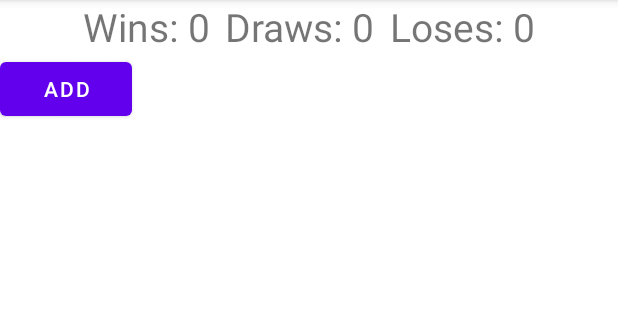
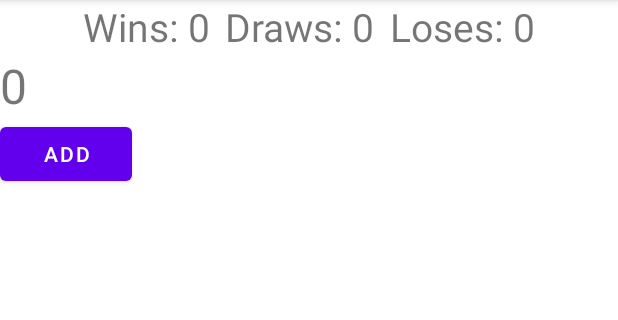
Before and after one commit to almagamdias/Project, an Android app: the Test screen opened through its navigation route, on a phone screen of 412 x 824 dp, the part 84-404 px from its top. Run offline under Robolectric (Android 15) with nearby library versions, the phone set to English and light mode, and no system bars; our stand-ins replace data binding.

Commit message:
1.0ex2.3

```diff
--- a/app/src/main/java/com/example/project/MainActivity.kt
+++ b/app/src/main/java/com/example/project/MainActivity.kt
@@ -3,6 +3,8 @@ package com.example.project
 import android.annotation.SuppressLint
 import android.os.Bundle
 import androidx.appcompat.app.AppCompatActivity
+import androidx.fragment.app.activityViewModels
+import androidx.lifecycle.SavedStateViewModelFactory
 
 class MainActivity : AppCompatActivity() {
     @SuppressLint("MissingInflatedId", "SetTextI18n")
--- a/app/src/main/java/com/example/project/Test.kt
+++ b/app/src/main/java/com/example/project/Test.kt
@@ -22,7 +22,7 @@ import com.example.project.cards.Card
 import com.example.project.databinding.FragmentTestBinding
 
 class Test : Fragment() {
-    private val st: Stats by activityViewModels()
+    private val st: Stats by activityViewModels{ SavedStateViewModelFactory()}
     @SuppressLint("MissingInflatedId", "SetTextI18n")
     override fun onCreateView(
         inflater: LayoutInflater, container: ViewGroup?,
@@ -46,6 +46,9 @@ class Test : Fragment() {
         }
         st.lose.observe(viewLifecycleOwner) { lose ->
             binding.loses.text = "Loses: $lose"
+        }
+        st.history.observe(viewLifecycleOwner) { his ->
+            binding.his.text = his + "${st.len()}"
         }
         binding.add.setOnClickListener {
             findNavController().navigate(R.id.action_test_to_menuFragment)
--- a/app/src/main/res/layout/fragment_menu.xml
+++ b/app/src/main/res/layout/fragment_menu.xml
@@ -8,11 +8,13 @@
     <LinearLayout
         android:layout_width="match_parent"
         android:layout_height="wrap_content"
-        android:orientation="vertical">
+        android:orientation="vertical"
+        android:gravity="center_horizontal">
         <TextView
             android:id="@+id/logo"
             android:layout_width="wrap_content"
             android:layout_height="wrap_content"
+            android:layout_marginTop="36dp"
             android:textSize="36sp"
             android:text="@string/durak_game"/>
 
@@ -34,6 +36,6 @@
             android:layout_width="wrap_content"
             android:layout_height="wrap_content"
             android:layout_marginTop="30dp"
-            android:text="Test" />
+            android:text="@string/stats" />
     </LinearLayout>
 </layout>
--- a/app/src/main/res/layout/fragment_test.xml
+++ b/app/src/main/res/layout/fragment_test.xml
@@ -1,14 +1,9 @@
 <?xml version="1.0" encoding="utf-8"?>
-<layout xmlns:android="http://schemas.android.com/apk/res/android"
-    xmlns:tools="http://schemas.android.com/tools"
-    xmlns:app="http://schemas.android.com/apk/res-auto">
+<layout xmlns:android="http://schemas.android.com/apk/res/android">
     <data>
         <variable
             name="testModel"
             type="com.example.project.Stats" />
-        <variable
-            name="wins"
-            type="int" />
     </data>
         <LinearLayout
             android:layout_width="match_parent"
@@ -40,6 +35,12 @@
                     android:textSize="26sp"
                     android:text=""/>
             </LinearLayout>
+            <TextView
+                android:id="@+id/his"
+                android:layout_width="wrap_content"
+                android:layout_height="wrap_content"
+                android:textSize="32sp"
+                />
             <Button
                 android:id="@+id/add"
                 android:layout_width="wrap_content"
--- a/app/src/main/res/values/strings.xml
+++ b/app/src/main/res/values/strings.xml
@@ -19,4 +19,5 @@
     <string name="back">Back</string>
     <string name="guide">Guide</string>
     <string name="durak_game">Durak game!!!</string>
+    <string name="stats">Stats</string>
 </resources>
```
Also changed, not shown: app/src/main/java/com/example/project/FieldFragment.kt (+7 -3 lines), app/src/main/java/com/example/project/Stats.kt (+23 -4 lines).
